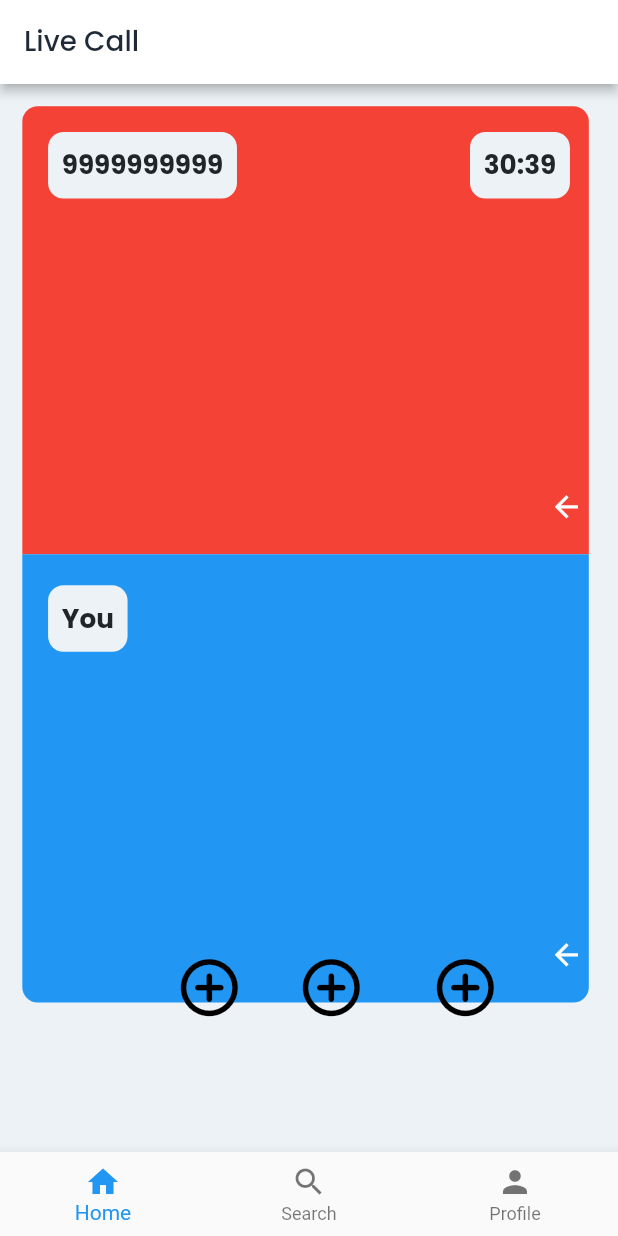
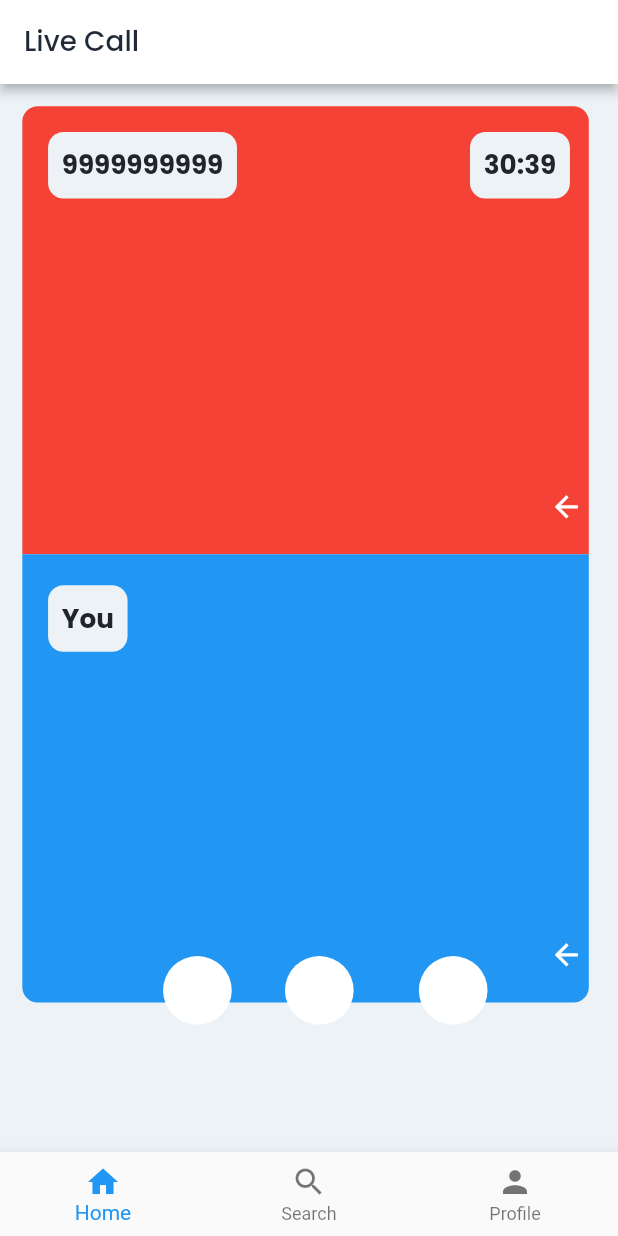
Before and after one commit to 03Simran/LivisoApp, a Flutter app: the screen it shows after launch, on a phone screen of 412 x 824 dp. Run offline on Flutter 3.47's test engine with Material 2 defaults, Android fonts, the phone set to English and light mode, and no system bars; our stand-ins replace flutter_screenutil, google_fonts.

Commit message:
Commiting file changes

```diff
--- a/lib/homeScrn.dart
+++ b/lib/homeScrn.dart
@@ -3,9 +3,9 @@
 import 'package:flutter/material.dart';
 import 'package:flutter_screenutil/flutter_screenutil.dart';
 import 'package:google_fonts/google_fonts.dart';
-import 'package:liviso_flutter/assets/colors.dart';
-import 'package:liviso_flutter/assets/homeWidgets.dart';
-import 'package:liviso_flutter/assets/loginWidgets.dart';
+import 'package:liviso_flutter/widgets/homeWidgets.dart';
+import 'package:liviso_flutter/widgets/loginWidgets.dart';
+import 'package:liviso_flutter/widgets/colors.dart';
 
 class HomeScreen1 extends StatefulWidget {
   const HomeScreen1({super.key});
--- a/lib/login.dart
+++ b/lib/login.dart
@@ -1,8 +1,8 @@
 import 'package:flutter/material.dart';
 import 'package:flutter_screenutil/flutter_screenutil.dart';
 import 'package:google_fonts/google_fonts.dart';
-import 'package:liviso_flutter/assets/colors.dart';
-import 'package:liviso_flutter/assets/loginWidgets.dart';
+import 'package:liviso_flutter/widgets/colors.dart';
+import 'package:liviso_flutter/widgets/loginWidgets.dart';
 
 class LoginScreen extends StatefulWidget {
   const LoginScreen({super.key});
--- a/lib/resetPassword.dart
+++ b/lib/resetPassword.dart
@@ -1,8 +1,8 @@
 import 'package:flutter/material.dart';
 import 'package:flutter_screenutil/flutter_screenutil.dart';
 import 'package:google_fonts/google_fonts.dart';
-import 'package:liviso_flutter/assets/colors.dart';
-import 'package:liviso_flutter/assets/loginWidgets.dart';
+import 'package:liviso_flutter/widgets/colors.dart';
+import 'package:liviso_flutter/widgets/loginWidgets.dart';
 
 class ResetPassword extends StatefulWidget {
   const ResetPassword
--- a/lib/signup.dart
+++ b/lib/signup.dart
@@ -1,8 +1,8 @@
 import 'package:flutter/material.dart';
 import 'package:flutter_screenutil/flutter_screenutil.dart';
 import 'package:google_fonts/google_fonts.dart';
-import 'package:liviso_flutter/assets/colors.dart';
-import 'package:liviso_flutter/assets/loginWidgets.dart';
+import 'package:liviso_flutter/widgets/colors.dart';
+import 'package:liviso_flutter/widgets/loginWidgets.dart';
 
 class SignUpScreen extends StatefulWidget {
   const SignUpScreen({super.key});
--- a/lib/vCallScreen.dart
+++ b/lib/vCallScreen.dart
@@ -1,9 +1,8 @@
 import 'package:flutter/material.dart';
 import 'package:flutter_screenutil/flutter_screenutil.dart';
 import 'package:google_fonts/google_fonts.dart';
-import 'package:liviso_flutter/assets/colors.dart';
-import 'package:liviso_flutter/assets/loginWidgets.dart';
-
+import 'package:liviso_flutter/widgets/colors.dart';
+import 'package:liviso_flutter/widgets/loginWidgets.dart';
 
 class VideoCallScreen extends StatefulWidget {
   const VideoCallScreen({super.key});
@@ -13,25 +12,24 @@ class VideoCallScreen extends StatefulWidget {
 }
 
 class _VideoCallScreenState extends State<VideoCallScreen> {
-   late double height , width ;
+  late double height, width;
 
   @override
   Widget build(BuildContext context) {
-   height = MediaQuery.of(context).size.height ;
+    height = MediaQuery.of(context).size.height;
     width = MediaQuery.of(context).size.width;
     return Scaffold(
-     appBar:  AppBar(
+        appBar: AppBar(
           backgroundColor: Colors.white,
           title: Text('Live Call',
-          style : GoogleFonts.poppins(textStyle: TextStyle(
+              style: GoogleFonts.poppins(
+                  textStyle: TextStyle(
                       fontSize: 18.sp,
                       fontWeight: FontWeight.w500,
-            color:Color(0xFF1F2937)
-          ))),
+                      color: Color(0xFF1F2937)))),
           elevation: 3,
         ),
-
-        bottomNavigationBar: BottomNavigationBar(items:const [
+        bottomNavigationBar: BottomNavigationBar(items: const [
           BottomNavigationBarItem(
             icon: Icon(Icons.home),
             label: 'Home',
@@ -45,148 +43,146 @@ class _VideoCallScreenState extends State<VideoCallScreen> {
             label: 'Profile',
           ),
         ]),
-
-      body : Container(
+        body: Container(
             padding: EdgeInsets.all(13.w),
             color: ThemeColors.backgroundColor,
-        child:Container(
-          decoration : BoxDecoration(
-
-            borderRadius: BorderRadius.circular(10.r)
-          ),
-          child : Stack(children: [
-            Column(children: [
+            child: Container(
+                decoration:
+                    BoxDecoration(borderRadius: BorderRadius.circular(10.r)),
+                child: Stack(
+                  children: [
+                    Column(
+                      children: [
                         Container(
-                height :  290.h,
-                width : 330.w,
-
-                decoration: BoxDecoration(borderRadius: BorderRadiusDirectional.only(
+                          height: 290.h,
+                          width: 330.w,
+                          decoration: BoxDecoration(
+                            borderRadius: BorderRadiusDirectional.only(
                               topStart: Radius.circular(10.r),
                               topEnd: Radius.circular(10.r),
                             ),
-                color : Colors.red,),
+                            color: Colors.red,
                           ),
-
+                        ),
                         Container(
-                height :  290.h,
-                width : 330.w,
-
-                decoration: BoxDecoration(borderRadius: BorderRadiusDirectional.only(
+                          height: 290.h,
+                          width: 330.w,
+                          decoration: BoxDecoration(
+                            borderRadius: BorderRadiusDirectional.only(
                                 bottomStart: Radius.circular(10.r),
-                  bottomEnd: Radius.circular(10.r)
+                                bottomEnd: Radius.circular(10.r)),
+                            color: Colors.blue,
                           ),
-                color : Colors.blue,),
-
                         ),
-
-
-            ],),
-
-
-            Positioned(child: Padding(
+                      ],
+                    ),
+                    Positioned(
+                        child: Padding(
                       padding: EdgeInsets.all(15.w),
                       child: Row(
                         children: [
-
-
-
                           Container(
-                       padding : EdgeInsets.all(8.w),
+                            padding: EdgeInsets.all(8.w),
                             decoration: BoxDecoration(
                                 color: ThemeColors.backgroundColor,
-                        borderRadius: BorderRadius.circular(10.r)
-                       ),
+                                borderRadius: BorderRadius.circular(10.r)),
                             child: Text('9999999999',
-                                         style : GoogleFonts.poppins(textStyle :
-                                         TextStyle(
+                                style: GoogleFonts.poppins(
+                                    textStyle: TextStyle(
                                         color: ThemeColors.textColor9,
                                         fontSize: 17.sp,
-                        fontWeight: FontWeight.w700
-                                         ))),
+                                        fontWeight: FontWeight.w700))),
                           ),
-
                           Spacer(),
-
                           Container(
-                       padding : EdgeInsets.all(8.w),
+                            padding: EdgeInsets.all(8.w),
                             decoration: BoxDecoration(
                                 color: ThemeColors.backgroundColor,
-                        borderRadius: BorderRadius.circular(10.r)
-                       ),
+                                borderRadius: BorderRadius.circular(10.r)),
                             child: Text('30:39',
-                                         style : GoogleFonts.poppins(textStyle :
-                                         TextStyle(
+                                style: GoogleFonts.poppins(
+                                    textStyle: TextStyle(
                                         color: ThemeColors.textColor9,
                                         fontSize: 17.sp,
-                        fontWeight: FontWeight.w700
-                                         ))),
+                                        fontWeight: FontWeight.w700))),
                           ),
-
-              ],),
+                        ],
+                      ),
                     )),
-
-            Positioned(top: 240.h,
-            left : 300.w, child: Container(
-              height:20.h,
+                    Positioned(
+                        top: 240.h,
+                        left: 300.w,
+                        child: Container(
+                          height: 20.h,
                           width: 20.w,
-              child: IconButton(onPressed:(){},
-            icon : Icon(Icons.arrow_back) ,
+                          child: IconButton(
+                            onPressed: () {},
+                            icon: Icon(Icons.arrow_back),
                             iconSize: 20.w,
-            color: Colors.white,),)),
-
-            Positioned(top: 530.h,
-            left : 300.w, child: Container(
-              height:20.h,
+                            color: Colors.white,
+                          ),
+                        )),
+                    Positioned(
+                        top: 530.h,
+                        left: 300.w,
+                        child: Container(
+                          height: 20.h,
                           width: 20.w,
-              child: IconButton(onPressed:(){},
-            icon : Icon(Icons.arrow_back) ,
+                          child: IconButton(
+                            onPressed: () {},
+                            icon: Icon(Icons.arrow_back),
                             iconSize: 20.w,
-            color: Colors.white,),)),
-
-            Positioned(top: 310.h,
-            left : 15.w, child: Container(
-                       padding : EdgeInsets.all(8.w),
+                            color: Colors.white,
+                          ),
+                        )),
+                    Positioned(
+                      top: 310.h,
+                      left: 15.w,
+                      child: Container(
+                        padding: EdgeInsets.all(8.w),
                         decoration: BoxDecoration(
                             color: ThemeColors.backgroundColor,
-                        borderRadius: BorderRadius.circular(10.r)
-                       ),
+                            borderRadius: BorderRadius.circular(10.r)),
                         child: Text('You',
-                                         style : GoogleFonts.poppins(textStyle :
-                                         TextStyle(
+                            style: GoogleFonts.poppins(
+                                textStyle: TextStyle(
                                     color: ThemeColors.textColor9,
                                     fontSize: 17.sp,
-                        fontWeight: FontWeight.w700
-                                         ))),
-                     ),),
+                                    fontWeight: FontWeight.w700))),
+                      ),
+                    ),
+                    Positioned(
+                        top: 550.h,
+                        left: 231.w,
+                        child: Container(
+                          height: 40.w,
+                          width: 40.w,
+                          decoration: BoxDecoration(
+                              color: Colors.white,
+                              borderRadius: BorderRadius.circular(20.w)),
 
-                     Positioned(top: 540.h,
-                       left : 231.w, child: Container(
-
-              child: IconButton(onPressed:(){},
-            icon : Icon(Icons.add_circle_outline_rounded) ,
-            iconSize: 40.w,
-            color: Colors.black,),)),
-
-                     Positioned(top: 540.h,
-                       left : 82.w, child: Container(
-
-              child: IconButton(onPressed:(){},
-            icon : Icon(Icons.add_circle_outline_rounded) ,
-            iconSize: 40.w,
-            color: Colors.black,),)),
-
-                     Positioned(top: 540.h,
-                       left : 153.w, child: Container(
-
-              child: IconButton(onPressed:(){},
-            icon : Icon(Icons.add_circle_outline_rounded) ,
-            iconSize: 40.w,
-            color: Colors.black,),)),
-
-
-          ],)
-        )
-      )
-    );
+                        )),
+                    Positioned(
+                        top: 550.h,
+                        left: 82.w,
+                        child: Container(
+                          height: 40.w,
+                          width: 40.w,
+                          decoration: BoxDecoration(
+                              color: Colors.white,
+                              borderRadius: BorderRadius.circular(20.w)),
+                        )),
+                    Positioned(
+                        top: 550.h,
+                        left: 153.w,
+                        child: Container(
+                          height: 40.w,
+                          width: 40.w,
+                          decoration: BoxDecoration(
+                              color: Colors.white,
+                              borderRadius: BorderRadius.circular(20.w)),
+                        )),
+                  ],
+                ))));
   }
 }
--- a/pubspec.yaml
+++ b/pubspec.yaml
@@ -60,7 +60,6 @@ flutter:
   # included with your application, so that you can use the icons in
   # the material Icons class.
   uses-material-design: true
-
   # To add assets to your application, add an assets section, like this:
   # assets:
   #   - images/a_dot_burr.jpeg
```
Also changed, not shown: lib/widgets/loginWidgets.dart (renamed from lib/assets/loginWidgets.dart, +2 -5 lines), lib/widgets/colors.dart (renamed from lib/assets/colors.dart), lib/widgets/homeWidgets.dart (renamed from lib/assets/homeWidgets.dart). Lines whose indentation alone changed are shown as unchanged.
